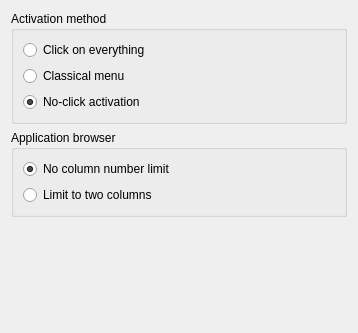
First picture: the form in applets/lancelot/app/src/ui/LancelotConfigBase.ui, repository KDE/kdeplasma-addons, before the edit.
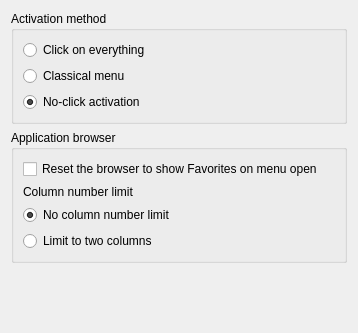
Second picture: the form after the edit.

The edit to the form file:
```diff
--- a/applets/lancelot/app/src/ui/LancelotConfigBase.ui
+++ b/applets/lancelot/app/src/ui/LancelotConfigBase.ui
@@ -61,6 +61,20 @@
       <string>Application browser</string>
      </property>
      <layout class="QVBoxLayout" name="verticalLayout_2" >
+      <item>
+       <widget class="QCheckBox" name="checkAppBrowserReset" >
+        <property name="text" >
+         <string>Reset the browser to show Favorites on menu open</string>
+        </property>
+       </widget>
+      </item>
+      <item>
+       <widget class="QLabel" name="label" >
+        <property name="text" >
+         <string>Column number limit</string>
+        </property>
+       </widget>
+      </item>
       <item>
        <widget class="QRadioButton" name="radioAppBrowserNoColumnLimit" >
         <property name="text" >
```
